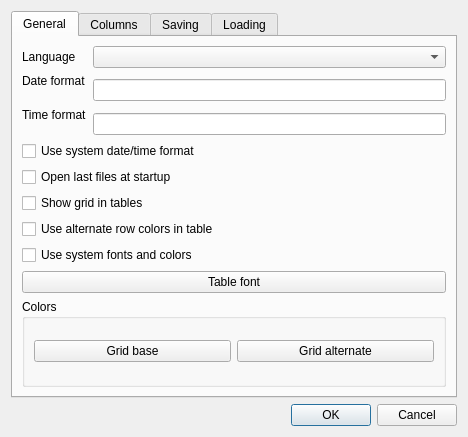
This is app/settingsdialog.ui in DarkHobbit/doublecontact as Qt 5 draws it before an edit. The edited form follows.
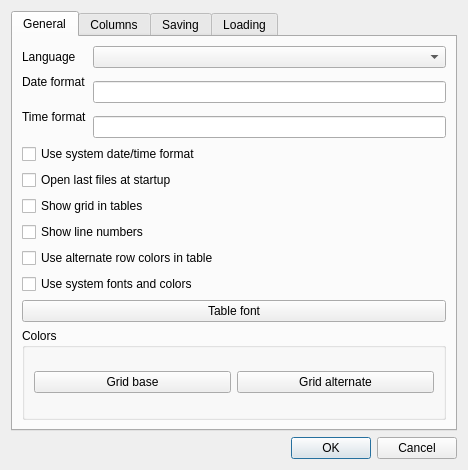
This is the edited form.

Commit message: Line numbers in grid disabled by default (can be enabled in settings)

Patch:
```diff
--- a/app/settingsdialog.ui
+++ b/app/settingsdialog.ui
@@ -7,7 +7,7 @@
     <x>0</x>
     <y>0</y>
     <width>468</width>
-    <height>437</height>
+    <height>470</height>
    </rect>
   </property>
   <property name="windowTitle">
@@ -79,6 +79,13 @@
          </property>
         </widget>
        </item>
+       <item>
+        <widget class="QCheckBox" name="cbShowLineNumbers">
+         <property name="text">
+          <string>Show line numbers</string>
+         </property>
+        </widget>
+       </item>
        <item>
         <widget class="QCheckBox" name="cbUseTableAlternateColors">
          <property name="text">
```
The commit also changes 7 other files.
